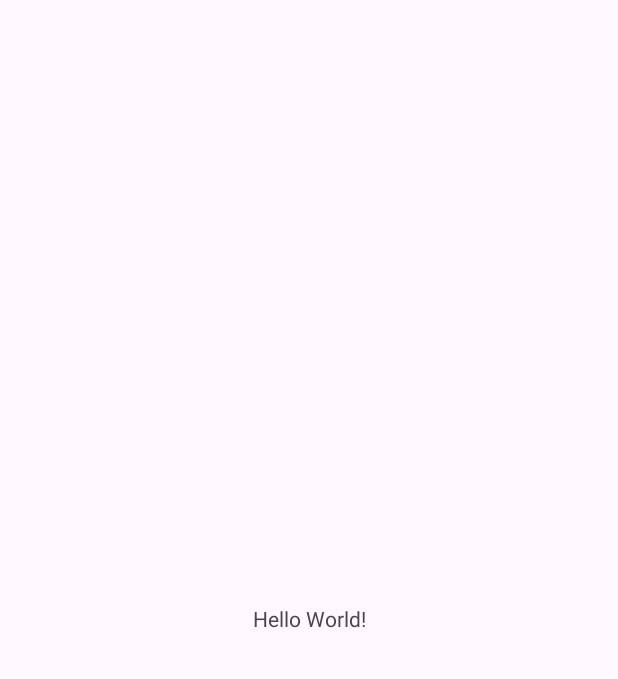
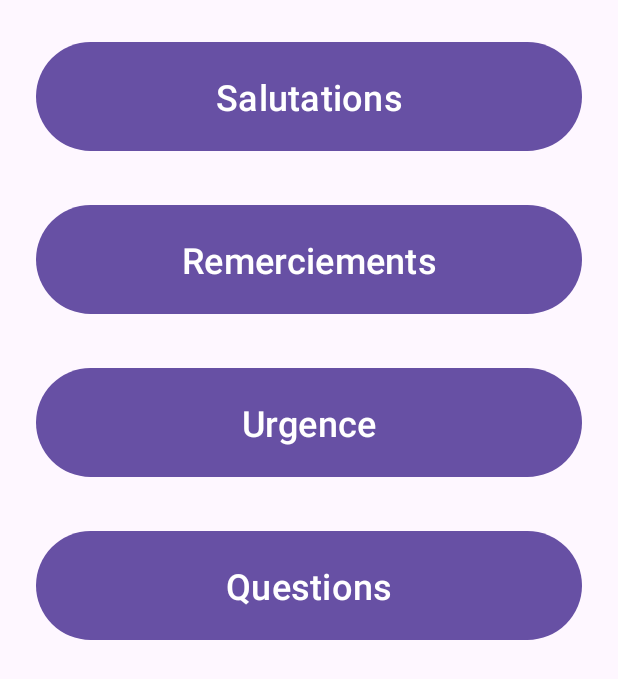
Before and after one commit to GoldenKazoo/Orphonos, an Android app: the screen it shows after launch (MainActivity), on a phone screen of 412 x 824 dp. Before the commit the part shown is almost empty. Shown: the top 679 px of the screen. Run offline under Robolectric (Android 15) with nearby library versions, the light colour scheme and no system bars.

Commit message:
added layout class and activity

```diff
--- a/app/src/main/java/com/goldenkazoo/orphonos/MainActivity.java
+++ b/app/src/main/java/com/goldenkazoo/orphonos/MainActivity.java
@@ -1,24 +1,35 @@
 package com.goldenkazoo.orphonos;
 
 import android.os.Bundle;
+import androidx.appcompat.app.AppCompatActivity;
+import androidx.recyclerview.widget.LinearLayoutManager;
+import androidx.recyclerview.widget.RecyclerView;
 
-import androidx.activity.EdgeToEdge;
-import androidx.appcompat.app.AppCompatActivity;
-import androidx.core.graphics.Insets;
-import androidx.core.view.ViewCompat;
-import androidx.core.view.WindowInsetsCompat;
+import com.goldenkazoo.orphonos.adapters.CategoryAdapter;
+import com.goldenkazoo.orphonos.models.Category;
+
+import java.util.ArrayList;
 
 public class MainActivity extends AppCompatActivity {
+
+    private RecyclerView recyclerView;
+    private ArrayList<Category> categories;
 
     @Override
     protected void onCreate(Bundle savedInstanceState) {
         super.onCreate(savedInstanceState);
-        EdgeToEdge.enable(this);
         setContentView(R.layout.activity_main);
-        ViewCompat.setOnApplyWindowInsetsListener(findViewById(R.id.main), (v, insets) -> {
-            Insets systemBars = insets.getInsets(WindowInsetsCompat.Type.systemBars());
-            v.setPadding(systemBars.left, systemBars.top, systemBars.right, systemBars.bottom);
-            return insets;
-        });
+
+        recyclerView = findViewById(R.id.recyclerCategories);
+        recyclerView.setLayoutManager(new LinearLayoutManager(this));
+
+        categories = new ArrayList<>();
+        categories.add(new Category("Salutations"));
+        categories.add(new Category("Remerciements"));
+        categories.add(new Category("Urgence"));
+        categories.add(new Category("Questions"));
+
+        CategoryAdapter adapter = new CategoryAdapter(categories, this);
+        recyclerView.setAdapter(adapter);
     }
 }
--- /dev/null
+++ b/app/src/main/java/com/goldenkazoo/orphonos/adapters/CategoryAdapter.java
@@ -0,0 +1,62 @@
+package com.goldenkazoo.orphonos.adapters;
+
+import android.content.Context;
+import android.content.Intent;
+import android.view.LayoutInflater;
+import android.view.View;
+import android.view.ViewGroup;
+import android.widget.Button;
+
+import androidx.annotation.NonNull;
+import androidx.recyclerview.widget.RecyclerView;
+
+import com.goldenkazoo.orphonos.PhrasesActivity;
+import com.goldenkazoo.orphonos.R;
+import com.goldenkazoo.orphonos.models.Category;
+
+import java.util.ArrayList;
+
+public class CategoryAdapter extends RecyclerView.Adapter<CategoryAdapter.ViewHolder> {
+
+    private ArrayList<Category> categories;
+    private Context context;
+
+    public CategoryAdapter(ArrayList<Category> categories, Context context) {
+        this.categories = categories;
+        this.context = context;
+    }
+
+    @NonNull
+    @Override
+    public ViewHolder onCreateViewHolder(@NonNull ViewGroup parent, int viewType) {
+        View view = LayoutInflater.from(context).inflate(R.layout.item_category, parent, false);
+        return new ViewHolder(view);
+    }
+
+    @Override
+    public void onBindViewHolder(@NonNull ViewHolder holder, int position) {
+        Category category = categories.get(position);
+        holder.btnCategory.setText(category.getNom());
+
+        holder.btnCategory.setOnClickListener(v -> {
+            Intent intent = new Intent(context, PhrasesActivity.class);
+            intent.putExtra("categorie", category.getNom());
+            intent.addFlags(Intent.FLAG_ACTIVITY_NEW_TASK);
+            context.startActivity(intent);
+        });
+    }
+
+    @Override
+    public int getItemCount() {
+        return categories.size();
+    }
+
+    static class ViewHolder extends RecyclerView.ViewHolder {
+        Button btnCategory;
+
+        public ViewHolder(@NonNull View itemView) {
+            super(itemView);
+            btnCategory = itemView.findViewById(R.id.btnCategory);
+        }
+    }
+}
--- /dev/null
+++ b/app/src/main/java/com/goldenkazoo/orphonos/models/Category.java
@@ -0,0 +1,13 @@
+package com.goldenkazoo.orphonos.models;
+
+public class Category {
+    private String nom;
+
+    public Category(String nom) {
+        this.nom = nom;
+    }
+
+    public String getNom() {
+        return nom;
+    }
+}
--- a/app/src/main/res/layout/activity_main.xml
+++ b/app/src/main/res/layout/activity_main.xml
@@ -1,19 +1,12 @@
 <?xml version="1.0" encoding="utf-8"?>
-<androidx.constraintlayout.widget.ConstraintLayout xmlns:android="http://schemas.android.com/apk/res/android"
-    xmlns:app="http://schemas.android.com/apk/res-auto"
-    xmlns:tools="http://schemas.android.com/tools"
-    android:id="@+id/main"
+<LinearLayout xmlns:android="http://schemas.android.com/apk/res/android"
     android:layout_width="match_parent"
     android:layout_height="match_parent"
-    tools:context=".MainActivity">
+    android:orientation="vertical"
+    android:padding="16dp">
 
-    <TextView
-        android:layout_width="wrap_content"
-        android:layout_height="wrap_content"
-        android:text="Hello World!"
-        app:layout_constraintBottom_toBottomOf="parent"
-        app:layout_constraintEnd_toEndOf="parent"
-        app:layout_constraintStart_toStartOf="parent"
-        app:layout_constraintTop_toTopOf="parent" />
-
-</androidx.constraintlayout.widget.ConstraintLayout>
+    <androidx.recyclerview.widget.RecyclerView
+        android:id="@+id/recyclerCategories"
+        android:layout_width="match_parent"
+        android:layout_height="match_parent"/>
+</LinearLayout>
--- /dev/null
+++ b/app/src/main/res/layout/item_category.xml
@@ -0,0 +1,15 @@
+<?xml version="1.0" encoding="utf-8"?>
+<LinearLayout xmlns:android="http://schemas.android.com/apk/res/android"
+    android:layout_width="match_parent"
+    android:layout_height="wrap_content"
+    android:orientation="vertical"
+    android:padding="8dp">
+
+    <Button
+        android:id="@+id/btnCategory"
+        android:layout_width="match_parent"
+        android:layout_height="wrap_content"
+        android:textSize="24sp"
+        android:padding="20dp"
+        android:layout_marginBottom="12dp"/>
+</LinearLayout>
```
Also changed, not shown: app/src/main/java/com/goldenkazoo/orphonos/PhraseActivity.java (added, +50 -0 lines), app/src/main/java/com/goldenkazoo/orphonos/adapters/PhraseAdapter.java (added, +59 -0 lines), app/src/main/java/com/goldenkazoo/orphonos/models/Phrase.java (added, +19 -0 lines), app/src/main/res/layout/activity_phrases.xml (added, +21 -0 lines), app/src/main/res/layout/item_phrase.xml (added, +14 -0 lines).
